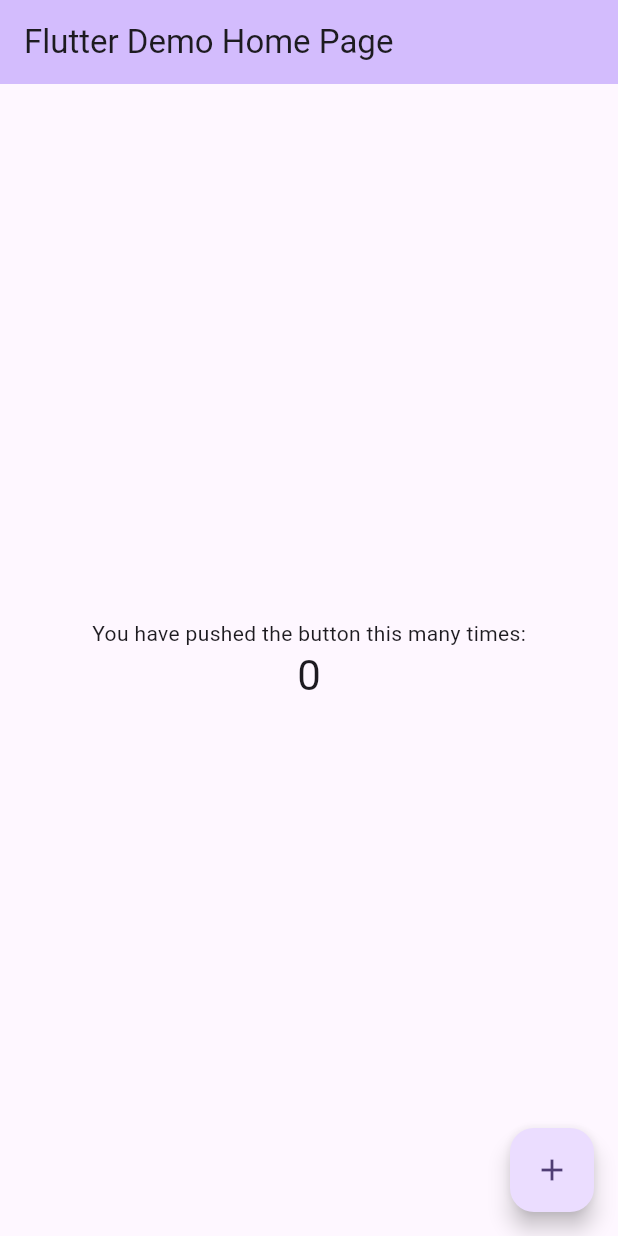
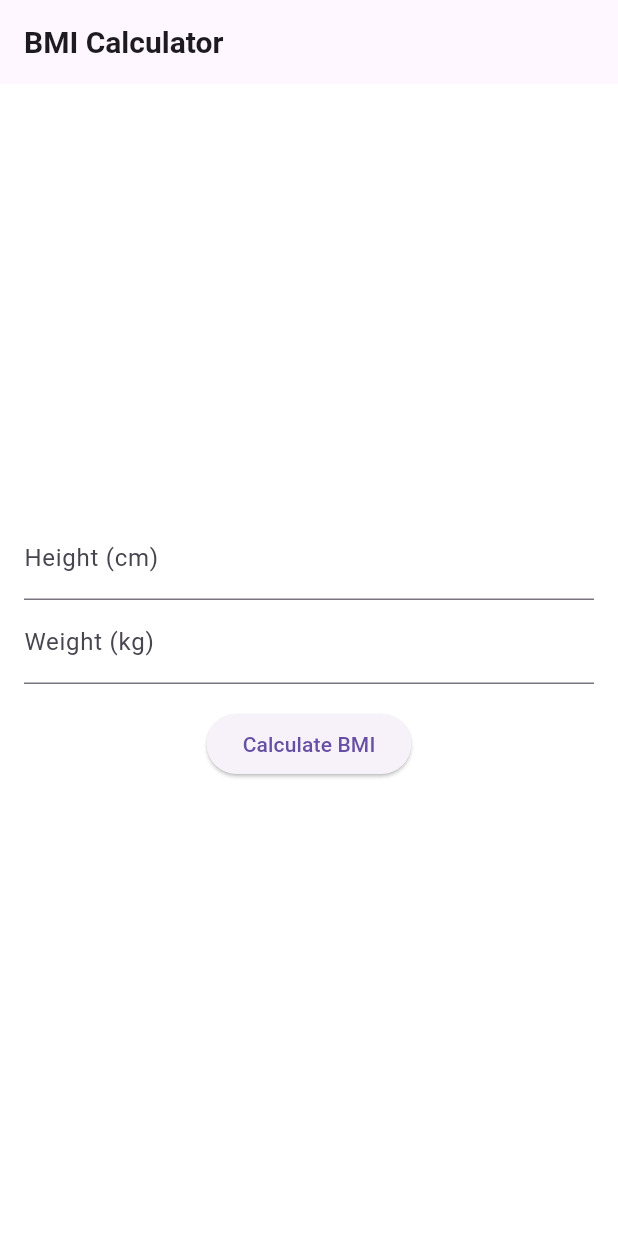
Before and after one commit to JeevantVerma/BMI_Calculator_App, a Flutter app: the screen it shows after launch, on a phone screen of 412 x 824 dp. Run offline on Flutter 3.47's test engine with Material 3 defaults, Android fonts, the phone set to English and light mode, and no system bars.

Commit message:
added basic functionalities

```diff
--- a/lib/main.dart
+++ b/lib/main.dart
@@ -1,125 +1,124 @@
 import 'package:flutter/material.dart';
 
 void main() {
-  runApp(const MyApp());
+  runApp(const BMIApp());
 }
 
-class MyApp extends StatelessWidget {
-  const MyApp({super.key});
+class BMIApp extends StatelessWidget {
+  const BMIApp({Key? key}) : super(key: key);
 
-  // This widget is the root of your application.
   @override
   Widget build(BuildContext context) {
     return MaterialApp(
-      title: 'Flutter Demo',
+      title: 'BMI Calculator',
       theme: ThemeData(
-        // This is the theme of your application.
-        //
-        // TRY THIS: Try running your application with "flutter run". You'll see
-        // the application has a purple toolbar. Then, without quitting the app,
-        // try changing the seedColor in the colorScheme below to Colors.green
-        // and then invoke "hot reload" (save your changes or press the "hot
-        // reload" button in a Flutter-supported IDE, or press "r" if you used
-        // the command line to start the app).
-        //
-        // Notice that the counter didn't reset back to zero; the application
-        // state is not lost during the reload. To reset the state, use hot
-        // restart instead.
-        //
-        // This works for code too, not just values: Most code changes can be
-        // tested with just a hot reload.
-        colorScheme: ColorScheme.fromSeed(seedColor: Colors.deepPurple),
-        useMaterial3: true,
+        primaryColor: Colors.blue,
+        scaffoldBackgroundColor: Colors.white,
+        textTheme: const TextTheme(
+          headline6: TextStyle(
+            fontSize: 20,
+            fontWeight: FontWeight.bold,
+          ),
+          bodyText2: TextStyle(
+            fontSize: 16,
+          ),
+        ),
       ),
-      home: const MyHomePage(title: 'Flutter Demo Home Page'),
+      home: const BMICalculator(),
     );
   }
 }
 
-class MyHomePage extends StatefulWidget {
-  const MyHomePage({super.key, required this.title});
-
-  // This widget is the home page of your application. It is stateful, meaning
-  // that it has a State object (defined below) that contains fields that affect
-  // how it looks.
-
-  // This class is the configuration for the state. It holds the values (in this
-  // case the title) provided by the parent (in this case the App widget) and
-  // used by the build method of the State. Fields in a Widget subclass are
-  // always marked "final".
-
-  final String title;
+class BMICalculator extends StatefulWidget {
+  const BMICalculator({Key? key}) : super(key: key);
 
   @override
-  State<MyHomePage> createState() => _MyHomePageState();
+  _BMICalculatorState createState() => _BMICalculatorState();
 }
 
-class _MyHomePageState extends State<MyHomePage> {
-  int _counter = 0;
+class _BMICalculatorState extends State<BMICalculator> {
+  late TextEditingController _heightController;
+  late TextEditingController _weightController;
+  double _bmi = 0;
+  String _bmiCategory = '';
 
-  void _incrementCounter() {
-    setState(() {
-      // This call to setState tells the Flutter framework that something has
-      // changed in this State, which causes it to rerun the build method below
-      // so that the display can reflect the updated values. If we changed
-      // _counter without calling setState(), then the build method would not be
-      // called again, and so nothing would appear to happen.
-      _counter++;
-    });
+  @override
+  void initState() {
+    super.initState();
+    _heightController = TextEditingController();
+    _weightController = TextEditingController();
+  }
+
+  @override
+  void dispose() {
+    _heightController.dispose();
+    _weightController.dispose();
+    super.dispose();
+  }
+
+  void _calculateBMI() {
+    double height = double.tryParse(_heightController.text) ?? 0;
+    double weight = double.tryParse(_weightController.text) ?? 0;
+
+    if (height > 0 && weight > 0) {
+      setState(() {
+        _bmi = weight / ((height / 100) * (height / 100));
+        if (_bmi < 18.5) {
+          _bmiCategory = 'Underweight';
+        } else if (_bmi >= 18.5 && _bmi < 25) {
+          _bmiCategory = 'Normal weight';
+        } else if (_bmi >= 25 && _bmi < 30) {
+          _bmiCategory = 'Overweight';
+        } else {
+          _bmiCategory = 'Obesity';
+        }
+      });
+    }
   }
 
   @override
   Widget build(BuildContext context) {
-    // This method is rerun every time setState is called, for instance as done
-    // by the _incrementCounter method above.
-    //
-    // The Flutter framework has been optimized to make rerunning build methods
-    // fast, so that you can just rebuild anything that needs updating rather
-    // than having to individually change instances of widgets.
     return Scaffold(
       appBar: AppBar(
-        // TRY THIS: Try changing the color here to a specific color (to
-        // Colors.amber, perhaps?) and trigger a hot reload to see the AppBar
-        // change color while the other colors stay the same.
-        backgroundColor: Theme.of(context).colorScheme.inversePrimary,
-        // Here we take the value from the MyHomePage object that was created by
-        // the App.build method, and use it to set our appbar title.
-        title: Text(widget.title),
+        title: const Text('BMI Calculator'),
       ),
-      body: Center(
-        // Center is a layout widget. It takes a single child and positions it
-        // in the middle of the parent.
+      body: Padding(
+        padding: const EdgeInsets.all(16.0),
         child: Column(
-          // Column is also a layout widget. It takes a list of children and
-          // arranges them vertically. By default, it sizes itself to fit its
-          // children horizontally, and tries to be as tall as its parent.
-          //
-          // Column has various properties to control how it sizes itself and
-          // how it positions its children. Here we use mainAxisAlignment to
-          // center the children vertically; the main axis here is the vertical
-          // axis because Columns are vertical (the cross axis would be
-          // horizontal).
-          //
-          // TRY THIS: Invoke "debug painting" (choose the "Toggle Debug Paint"
-          // action in the IDE, or press "p" in the console), to see the
-          // wireframe for each widget.
           mainAxisAlignment: MainAxisAlignment.center,
           children: <Widget>[
-            const Text(
-              'You have pushed the button this many times:',
+            TextField(
+              controller: _heightController,
+              keyboardType: TextInputType.number,
+              decoration: const InputDecoration(labelText: 'Height (cm)'),
             ),
-            Text(
-              '$_counter',
-              style: Theme.of(context).textTheme.headlineMedium,
+            TextField(
+              controller: _weightController,
+              keyboardType: TextInputType.number,
+              decoration: const InputDecoration(labelText: 'Weight (kg)'),
             ),
+            const SizedBox(height: 16),
+            ElevatedButton(
+              onPressed: _calculateBMI,
+              child: const Text('Calculate BMI'),
+            ),
+            const SizedBox(height: 16),
+            if (_bmi > 0)
+              Column(
+                children: [
+                  Text(
+                    'Your BMI: ${_bmi.toStringAsFixed(2)}',
+                    style: Theme.of(context).textTheme.headline6,
+                  ),
+                  Text(
+                    'Category: $_bmiCategory',
+                    style: Theme.of(context).textTheme.bodyText2,
+                  ),
+                ],
+              ),
           ],
         ),
       ),
-      floatingActionButton: FloatingActionButton(
-        onPressed: _incrementCounter,
-        tooltip: 'Increment',
-        child: const Icon(Icons.add),
-      ), // This trailing comma makes auto-formatting nicer for build methods.
     );
   }
 }
```
